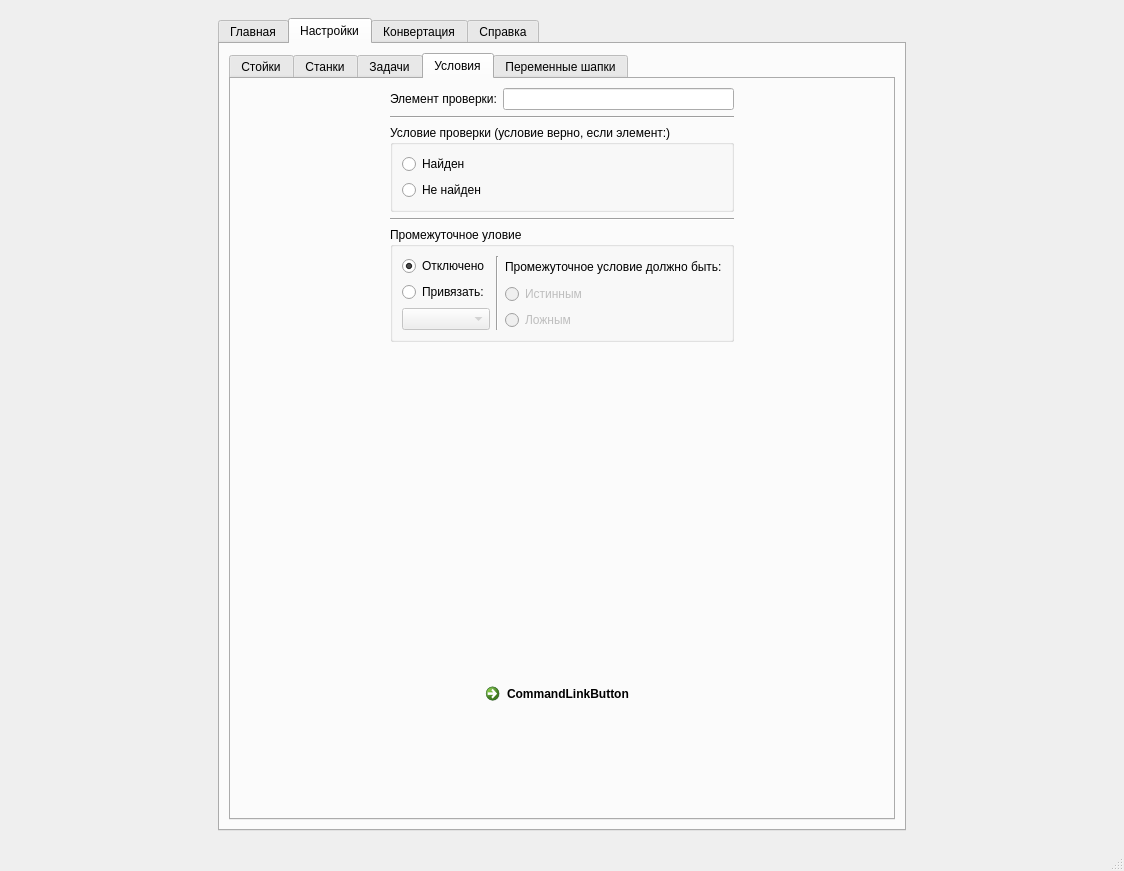
First picture: the form in docs/pyside2-designer/ui.ui, repository filthps/CNC-File-Parser, before the edit.
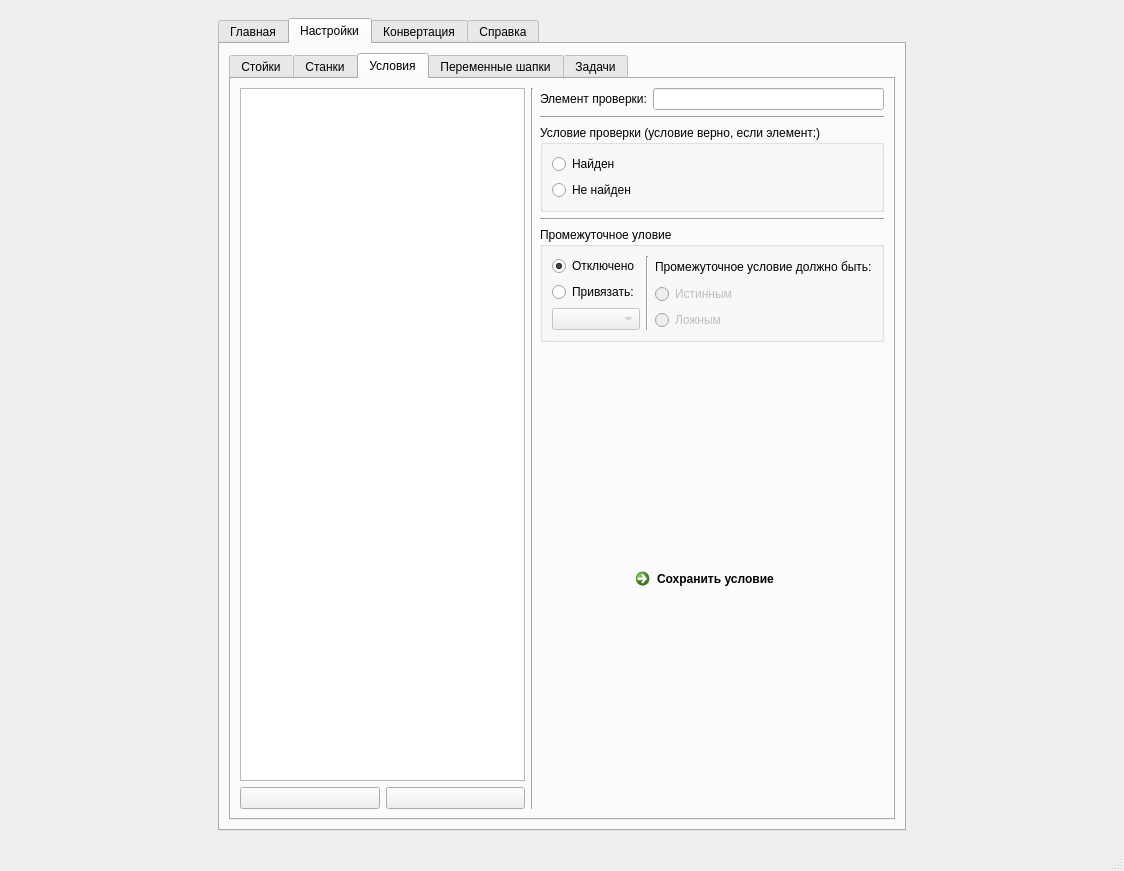
Second picture: the form after the edit. The open tabs and pages were chosen to show the change. Icons and pictures are not drawn.

Commit message: Интерфейс

Patch:
```diff
--- a/docs/pyside2-designer/ui.ui
+++ b/docs/pyside2-designer/ui.ui
@@ -232,13 +232,6 @@
                 <string>Стойки</string>
                </attribute>
                <layout class="QHBoxLayout" name="horizontalLayout_53">
-                <item>
-                 <widget class="Line" name="line">
-                  <property name="orientation">
-                   <enum>Qt::Vertical</enum>
-                  </property>
-                 </widget>
-                </item>
                 <item>
                  <layout class="QVBoxLayout" name="verticalLayout_43">
                   <item>
@@ -688,6 +681,488 @@
                 </item>
                </layout>
               </widget>
+              <widget class="QWidget" name="tab_7">
+               <attribute name="title">
+                <string>Условия</string>
+               </attribute>
+               <layout class="QHBoxLayout" name="horizontalLayout_63">
+                <item>
+                 <layout class="QVBoxLayout" name="verticalLayout_67">
+                  <item>
+                   <widget class="QListWidget" name="listWidget"/>
+                  </item>
+                  <item>
+                   <layout class="QHBoxLayout" name="horizontalLayout_64">
+                    <item>
+                     <widget class="QPushButton" name="add_button_3">
+                      <property name="text">
+                       <string/>
+                      </property>
+                     </widget>
+                    </item>
+                    <item>
+                     <widget class="QPushButton" name="remove_button_3">
+                      <property name="text">
+                       <string/>
+                      </property>
+                     </widget>
+                    </item>
+                   </layout>
+                  </item>
+                 </layout>
+                </item>
+                <item>
+                 <widget class="Line" name="line">
+                  <property name="orientation">
+                   <enum>Qt::Vertical</enum>
+                  </property>
+                 </widget>
+                </item>
+                <item>
+                 <layout class="QVBoxLayout" name="verticalLayout_68">
+                  <item>
+                   <layout class="QVBoxLayout" name="verticalLayout_66">
+                    <item>
+                     <layout class="QHBoxLayout" name="horizontalLayout_58">
+                      <item>
+                       <widget class="QLabel" name="label_36">
+                        <property name="text">
+                         <string>Элемент проверки:</string>
+                        </property>
+                       </widget>
+                      </item>
+                      <item>
+                       <widget class="QLineEdit" name="lineEdit_28"/>
+                      </item>
+                     </layout>
+                    </item>
+                    <item>
+                     <widget class="Line" name="line_20">
+                      <property name="orientation">
+                       <enum>Qt::Horizontal</enum>
+                      </property>
+                     </widget>
+                    </item>
+                    <item>
+                     <widget class="QGroupBox" name="groupBox_19">
+                      <property name="title">
+                       <string>Условие проверки (условие верно, если элемент:)</string>
+                      </property>
+                      <layout class="QVBoxLayout" name="verticalLayout_65">
+                       <item>
+                        <widget class="QRadioButton" name="radioButton_24">
+                         <property name="text">
+                          <string>Найден</string>
+                         </property>
+                        </widget>
+                       </item>
+                       <item>
+                        <widget class="QRadioButton" name="radioButton_25">
+                         <property name="text">
+                          <string>Не найден</string>
+                         </property>
+                        </widget>
+                       </item>
+                      </layout>
+                     </widget>
+                    </item>
+                    <item>
+                     <widget class="Line" name="line_21">
+                      <property name="orientation">
+                       <enum>Qt::Horizontal</enum>
+                      </property>
+                     </widget>
+                    </item>
+                    <item>
+                     <widget class="QGroupBox" name="groupBox_20">
+                      <property name="enabled">
+                       <bool>true</bool>
+                      </property>
+                      <property name="title">
+                       <string>Промежуточное уловие</string>
+                      </property>
+                      <layout class="QHBoxLayout" name="horizontalLayout_62">
+                       <item>
+                        <layout class="QVBoxLayout" name="verticalLayout_64">
+                         <item>
+                          <widget class="QRadioButton" name="radioButton_26">
+                           <property name="enabled">
+                            <bool>true</bool>
+                           </property>
+                           <property name="text">
+                            <string>Отключено</string>
+                           </property>
+                           <property name="checked">
+                            <bool>true</bool>
+                           </property>
+                          </widget>
+                         </item>
+                         <item>
+                          <layout class="QVBoxLayout" name="verticalLayout_61">
+                           <item>
+                            <widget class="QRadioButton" name="radioButton_27">
+                             <property name="text">
+                              <string>Привязать:</string>
+                             </property>
+                            </widget>
+                           </item>
+                           <item>
+                            <widget class="QComboBox" name="comboBox">
+                             <property name="enabled">
+                              <bool>false</bool>
+                             </property>
+                            </widget>
+                           </item>
+                          </layout>
+                         </item>
+                        </layout>
+                       </item>
+                       <item>
+                        <widget class="Line" name="line_29">
+                         <property name="orientation">
+                          <enum>Qt::Vertical</enum>
+                         </property>
+                        </widget>
+                       </item>
+                       <item>
+                        <layout class="QVBoxLayout" name="verticalLayout_63">
+                         <item>
+                          <widget class="QLabel" name="label_41">
+                           <property name="text">
+                            <string>Промежуточное условие должно быть:</string>
+                           </property>
+                          </widget>
+                         </item>
+                         <item>
+                          <widget class="QRadioButton" name="radioButton_29">
+                           <property name="enabled">
+                            <bool>false</bool>
+                           </property>
+                           <property name="text">
+                            <string>Истинным</string>
+                           </property>
+                          </widget>
+                         </item>
+                         <item>
+                          <widget class="QRadioButton" name="radioButton_30">
+                           <property name="enabled">
+                            <bool>false</bool>
+                           </property>
+                           <property name="text">
+                            <string>Ложным</string>
+                           </property>
+                          </widget>
+                         </item>
+                        </layout>
+                       </item>
+                      </layout>
+                     </widget>
+                    </item>
+                   </layout>
+                  </item>
+                  <item>
+                   <layout class="QVBoxLayout" name="verticalLayout_62">
+                    <item>
+                     <spacer name="verticalSpacer_25">
+                      <property name="orientation">
+                       <enum>Qt::Vertical</enum>
+                      </property>
+                      <property name="sizeHint" stdset="0">
+                       <size>
+                        <width>20</width>
+                        <height>40</height>
+                       </size>
+                      </property>
+                     </spacer>
+                    </item>
+                    <item>
+                     <layout class="QHBoxLayout" name="horizontalLayout_61">
+                      <item>
+                       <spacer name="horizontalSpacer_22">
+                        <property name="orientation">
+                         <enum>Qt::Horizontal</enum>
+                        </property>
+                        <property name="sizeHint" stdset="0">
+                         <size>
+                          <width>40</width>
+                          <height>20</height>
+                         </size>
+                        </property>
+                       </spacer>
+                      </item>
+                      <item>
+                       <widget class="QCommandLinkButton" name="commandLinkButton_9">
+                        <property name="text">
+                         <string>Сохранить условие</string>
+                        </property>
+                       </widget>
+                      </item>
+                      <item>
+                       <spacer name="horizontalSpacer_40">
+                        <property name="orientation">
+                         <enum>Qt::Horizontal</enum>
+                        </property>
+                        <property name="sizeHint" stdset="0">
+                         <size>
+                          <width>40</width>
+                          <height>20</height>
+                         </size>
+                        </property>
+                       </spacer>
+                      </item>
+                     </layout>
+                    </item>
+                    <item>
+                     <spacer name="verticalSpacer_26">
+                      <property name="orientation">
+                       <enum>Qt::Vertical</enum>
+                      </property>
+                      <property name="sizeHint" stdset="0">
+                       <size>
+                        <width>20</width>
+                        <height>40</height>
+                       </size>
+                      </property>
+                     </spacer>
+                    </item>
+                   </layout>
+                  </item>
+                 </layout>
+                </item>
+               </layout>
+              </widget>
+              <widget class="QWidget" name="tab_4">
+               <attribute name="title">
+                <string>Переменные шапки</string>
+               </attribute>
+               <layout class="QVBoxLayout" name="verticalLayout_42">
+                <item>
+                 <layout class="QHBoxLayout" name="horizontalLayout_48">
+                  <item>
+                   <layout class="QVBoxLayout" name="verticalLayout_36">
+                    <item>
+                     <widget class="QListWidget" name="add_var_list"/>
+                    </item>
+                    <item>
+                     <layout class="QHBoxLayout" name="horizontalLayout_45">
+                      <item>
+                       <widget class="QPushButton" name="add_button_2">
+                        <property name="text">
+                         <string/>
+                        </property>
+                       </widget>
+                      </item>
+                      <item>
+                       <widget class="QPushButton" name="remove_button_2">
+                        <property name="text">
+                         <string/>
+                        </property>
+                       </widget>
+                      </item>
+                     </layout>
+                    </item>
+                   </layout>
+                  </item>
+                  <item>
+                   <widget class="Line" name="line_19">
+                    <property name="orientation">
+                     <enum>Qt::Vertical</enum>
+                    </property>
+                   </widget>
+                  </item>
+                  <item>
+                   <layout class="QVBoxLayout" name="verticalLayout_41">
+                    <item>
+                     <layout class="QHBoxLayout" name="horizontalLayout_25">
+                      <item>
+                       <widget class="QLabel" name="label_35">
+                        <property name="text">
+                         <string>Имя для сохранения:</string>
+                        </property>
+                       </widget>
+                      </item>
+                      <item>
+                       <widget class="QLineEdit" name="var_name_to_save"/>
+                      </item>
+                     </layout>
+                    </item>
+                    <item>
+                     <widget class="Line" name="line_28">
+                      <property name="orientation">
+                       <enum>Qt::Horizontal</enum>
+                      </property>
+                     </widget>
+                    </item>
+                    <item>
+                     <widget class="QGroupBox" name="groupBox_17">
+                      <property name="title">
+                       <string>Поиск в файле</string>
+                      </property>
+                      <layout class="QVBoxLayout" name="verticalLayout_51">
+                       <item>
+                        <layout class="QHBoxLayout" name="horizontalLayout_57">
+                         <item>
+                          <widget class="QLabel" name="label_32">
+                           <property name="text">
+                            <string>Имя:</string>
+                           </property>
+                          </widget>
+                         </item>
+                         <item>
+                          <widget class="QLineEdit" name="var_name_to_find"/>
+                         </item>
+                        </layout>
+                       </item>
+                       <item>
+                        <layout class="QHBoxLayout" name="horizontalLayout_55">
+                         <item>
+                          <widget class="QLabel" name="label_38">
+                           <property name="text">
+                            <string>Разделитель:</string>
+                           </property>
+                          </widget>
+                         </item>
+                         <item>
+                          <widget class="QLineEdit" name="var_name_sep"/>
+                         </item>
+                        </layout>
+                       </item>
+                      </layout>
+                     </widget>
+                    </item>
+                    <item>
+                     <widget class="QGroupBox" name="groupBox_18">
+                      <property name="title">
+                       <string>Отбор значения</string>
+                      </property>
+                      <layout class="QVBoxLayout" name="verticalLayout_50">
+                       <item>
+                        <widget class="QRadioButton" name="var_delect_all">
+                         <property name="text">
+                          <string>Всё как есть</string>
+                         </property>
+                         <property name="checked">
+                          <bool>true</bool>
+                         </property>
+                        </widget>
+                       </item>
+                       <item>
+                        <widget class="QRadioButton" name="var_delect_digits">
+                         <property name="text">
+                          <string>Взять только цифры</string>
+                         </property>
+                        </widget>
+                       </item>
+                       <item>
+                        <widget class="QRadioButton" name="var_delect_w">
+                         <property name="text">
+                          <string>Взять только буквы</string>
+                         </property>
+                        </widget>
+                       </item>
+                       <item>
+                        <layout class="QVBoxLayout" name="verticalLayout_49">
+                         <item>
+                          <widget class="QRadioButton" name="radioButton_28">
+                           <property name="text">
+                            <string>Сложный отбор: *</string>
+                           </property>
+                          </widget>
+                         </item>
+                         <item>
+                          <widget class="QLineEdit" name="lineEdit_26">
+                           <property name="enabled">
+                            <bool>false</bool>
+                           </property>
+                          </widget>
+                         </item>
+                         <item>
+                          <layout class="QHBoxLayout" name="horizontalLayout_47">
+                           <item>
+                            <spacer name="horizontalSpacer_11">
+                             <property name="orientation">
+                              <enum>Qt::Horizontal</enum>
+                             </property>
+                             <property name="sizeHint" stdset="0">
+                              <size>
+                               <width>18</width>
+                               <height>20</height>
+                              </size>
+                             </property>
+                            </spacer>
+                           </item>
+                           <item>
+                            <widget class="QLabel" name="label_39">
+                             <property name="font">
+                              <font>
+                               <pointsize>7</pointsize>
+                              </font>
+                             </property>
+                             <property name="contextMenuPolicy">
+                              <enum>Qt::CustomContextMenu</enum>
+                             </property>
+                             <property name="text">
+                              <string>*см справку!</string>
+                             </property>
+                            </widget>
+                           </item>
+                          </layout>
+                         </item>
+                        </layout>
+                       </item>
+                      </layout>
+                     </widget>
+                    </item>
+                    <item>
+                     <widget class="QGroupBox" name="groupBox_16">
+                      <property name="title">
+                       <string>Если переменная не найдена</string>
+                      </property>
+                      <layout class="QVBoxLayout" name="verticalLayout_53">
+                       <item>
+                        <widget class="QRadioButton" name="var_isnotexists_nothing">
+                         <property name="text">
+                          <string>Ничего не ставить</string>
+                         </property>
+                         <property name="checked">
+                          <bool>true</bool>
+                         </property>
+                        </widget>
+                       </item>
+                       <item>
+                        <layout class="QVBoxLayout" name="verticalLayout_52">
+                         <item>
+                          <widget class="QRadioButton" name="var_isnotexists_setval">
+                           <property name="text">
+                            <string>Вставить это значение:</string>
+                           </property>
+                          </widget>
+                         </item>
+                         <item>
+                          <widget class="QLineEdit" name="lineEdit_25">
+                           <property name="enabled">
+                            <bool>false</bool>
+                           </property>
+                          </widget>
+                         </item>
+                        </layout>
+                       </item>
+                       <item>
+                        <widget class="QRadioButton" name="var_isnotexists_abort">
+                         <property name="text">
+                          <string>Прервать задачу</string>
+                         </property>
+                        </widget>
+                       </item>
+                      </layout>
+                     </widget>
+                    </item>
+                   </layout>
+                  </item>
+                 </layout>
+                </item>
+               </layout>
+              </widget>
               <widget class="QWidget" name="tab">
                <attribute name="title">
                 <string>Задачи</string>
@@ -2758,499 +3233,6 @@
                 </item>
                </layout>
               </widget>
-              <widget class="QWidget" name="tab_7">
-               <attribute name="title">
-                <string>Условия</string>
-               </attribute>
-               <layout class="QVBoxLayout" name="verticalLayout_68">
-                <item>
-                 <layout class="QVBoxLayout" name="verticalLayout_67">
-                  <item>
-                   <layout class="QHBoxLayout" name="horizontalLayout_63">
-                    <item>
-                     <spacer name="horizontalSpacer_41">
-                      <property name="orientation">
-                       <enum>Qt::Horizontal</enum>
-                      </property>
-                      <property name="sizeHint" stdset="0">
-                       <size>
-                        <width>40</width>
-                        <height>20</height>
-                       </size>
-                      </property>
-                     </spacer>
-                    </item>
-                    <item>
-                     <layout class="QVBoxLayout" name="verticalLayout_66">
-                      <item>
-                       <layout class="QHBoxLayout" name="horizontalLayout_58">
-                        <item>
-                         <widget class="QLabel" name="label_36">
-                          <property name="text">
-                           <string>Элемент проверки:</string>
-                          </property>
-                         </widget>
-                        </item>
-                        <item>
-                         <widget class="QLineEdit" name="lineEdit_28"/>
-                        </item>
-                       </layout>
-                      </item>
-                      <item>
-                       <widget class="Line" name="line_20">
-                        <property name="orientation">
-                         <enum>Qt::Horizontal</enum>
-                        </property>
-                       </widget>
-                      </item>
-                      <item>
-                       <widget class="QGroupBox" name="groupBox_19">
-                        <property name="title">
-                         <string>Условие проверки (условие верно, если элемент:)</string>
-                        </property>
-                        <layout class="QVBoxLayout" name="verticalLayout_65">
-                         <item>
-                          <widget class="QRadioButton" name="radioButton_24">
-                           <property name="text">
-                            <string>Найден</string>
-                           </property>
-                          </widget>
-                         </item>
-                         <item>
-                          <widget class="QRadioButton" name="radioButton_25">
-                           <property name="text">
-                            <string>Не найден</string>
-                           </property>
-                          </widget>
-                         </item>
-                        </layout>
-                       </widget>
-                      </item>
-                      <item>
-                       <widget class="Line" name="line_21">
-                        <property name="orientation">
-                         <enum>Qt::Horizontal</enum>
-                        </property>
-                       </widget>
-                      </item>
-                      <item>
-                       <widget class="QGroupBox" name="groupBox_20">
-                        <property name="enabled">
-                         <bool>true</bool>
-                        </property>
-                        <property name="title">
-                         <string>Промежуточное уловие</string>
-                        </property>
-                        <layout class="QHBoxLayout" name="horizontalLayout_62">
-                         <item>
-                          <layout class="QVBoxLayout" name="verticalLayout_64">
-                           <item>
-                            <widget class="QRadioButton" name="radioButton_26">
-                             <property name="enabled">
-                              <bool>true</bool>
-                             </property>
-                             <property name="text">
-                              <string>Отключено</string>
-                             </property>
-                             <property name="checked">
-                              <bool>true</bool>
-                             </property>
-                            </widget>
-                           </item>
-                           <item>
-                            <layout class="QVBoxLayout" name="verticalLayout_61">
-                             <item>
-                              <widget class="QRadioButton" name="radioButton_27">
-                               <property name="text">
-                                <string>Привязать:</string>
-                               </property>
-                              </widget>
-                             </item>
-                             <item>
-                              <widget class="QComboBox" name="comboBox">
-                               <property name="enabled">
-                                <bool>false</bool>
-                               </property>
-                              </widget>
-                             </item>
-                            </layout>
-                           </item>
-                          </layout>
-                         </item>
-                         <item>
-                          <widget class="Line" name="line_29">
-                           <property name="orientation">
-                            <enum>Qt::Vertical</enum>
-                           </property>
-                          </widget>
-                         </item>
-                         <item>
-                          <layout class="QVBoxLayout" name="verticalLayout_63">
-                           <item>
-                            <widget class="QLabel" name="label_41">
-                             <property name="text">
-                              <string>Промежуточное условие должно быть:</string>
-                             </property>
-                            </widget>
-                           </item>
-                           <item>
-                            <widget class="QRadioButton" name="radioButton_29">
-                             <property name="enabled">
-                              <bool>false</bool>
-                             </property>
-                             <property name="text">
-                              <string>Истинным</string>
-                             </property>
-                            </widget>
-                           </item>
-                           <item>
-                            <widget class="QRadioButton" name="radioButton_30">
-                             <property name="enabled">
-                              <bool>false</bool>
-                             </property>
-                             <property name="text">
-                              <string>Ложным</string>
-                             </property>
-                            </widget>
-                           </item>
-                          </layout>
-                         </item>
-                        </layout>
-                       </widget>
-                      </item>
-                     </layout>
-                    </item>
-                    <item>
-                     <spacer name="horizontalSpacer_60">
-                      <property name="orientation">
-                       <enum>Qt::Horizontal</enum>
-                      </property>
-                      <property name="sizeHint" stdset="0">
-                       <size>
-                        <width>40</width>
-                        <height>20</height>
-                       </size>
-                      </property>
-                     </spacer>
-                    </item>
-                   </layout>
-                  </item>
-                  <item>
-                   <spacer name="verticalSpacer_27">
-                    <property name="orientation">
-                     <enum>Qt::Vertical</enum>
-                    </property>
-                    <property name="sizeHint" stdset="0">
-                     <size>
-                      <width>20</width>
-                      <height>40</height>
-                     </size>
-                    </property>
-                   </spacer>
-                  </item>
-                  <item>
-                   <layout class="QVBoxLayout" name="verticalLayout_62">
-                    <item>
-                     <spacer name="verticalSpacer_25">
-                      <property name="orientation">
-                       <enum>Qt::Vertical</enum>
-                      </property>
-                      <property name="sizeHint" stdset="0">
-                       <size>
-                        <width>20</width>
-                        <height>40</height>
-                       </size>
-                      </property>
-                     </spacer>
-                    </item>
-                    <item>
-                     <layout class="QHBoxLayout" name="horizontalLayout_61">
-                      <item>
-                       <spacer name="horizontalSpacer_22">
-                        <property name="orientation">
-                         <enum>Qt::Horizontal</enum>
-                        </property>
-                        <property name="sizeHint" stdset="0">
-                         <size>
-                          <width>40</width>
-                          <height>20</height>
-                         </size>
-                        </property>
-                       </spacer>
-                      </item>
-                      <item>
-                       <widget class="QCommandLinkButton" name="commandLinkButton_9">
-                        <property name="text">
-                         <string>CommandLinkButton</string>
-                        </property>
-                       </widget>
-                      </item>
-                      <item>
-                       <spacer name="horizontalSpacer_40">
-                        <property name="orientation">
-                         <enum>Qt::Horizontal</enum>
-                        </property>
-                        <property name="sizeHint" stdset="0">
-                         <size>
-                          <width>40</width>
-                          <height>20</height>
-                         </size>
-                        </property>
-                       </spacer>
-                      </item>
-                     </layout>
-                    </item>
-                    <item>
-                     <spacer name="verticalSpacer_26">
-                      <property name="orientation">
-                       <enum>Qt::Vertical</enum>
-                      </property>
-                      <property name="sizeHint" stdset="0">
-                       <size>
-                        <width>20</width>
-                        <height>40</height>
-                       </size>
-                      </property>
-                     </spacer>
-                    </item>
-                   </layout>
-                  </item>
-                 </layout>
-                </item>
-               </layout>
-              </widget>
-              <widget class="QWidget" name="tab_4">
-               <attribute name="title">
-                <string>Переменные шапки</string>
-               </attribute>
-               <layout class="QVBoxLayout" name="verticalLayout_42">
-                <item>
-                 <layout class="QHBoxLayout" name="horizontalLayout_48">
-                  <item>
-                   <layout class="QVBoxLayout" name="verticalLayout_36">
-                    <item>
-                     <widget class="QListWidget" name="add_var_list"/>
-                    </item>
-                    <item>
-                     <layout class="QHBoxLayout" name="horizontalLayout_45">
-                      <item>
-                       <widget class="QPushButton" name="add_button_2">
-                        <property name="text">
-                         <string/>
-                        </property>
-                       </widget>
-                      </item>
-                      <item>
-                       <widget class="QPushButton" name="remove_button_2">
-                        <property name="text">
-                         <string/>
-                        </property>
-                       </widget>
-                      </item>
-                     </layout>
-                    </item>
-                   </layout>
-                  </item>
-                  <item>
-                   <widget class="Line" name="line_19">
-                    <property name="orientation">
-                     <enum>Qt::Vertical</enum>
-                    </property>
-                   </widget>
-                  </item>
-                  <item>
-                   <layout class="QVBoxLayout" name="verticalLayout_41">
-                    <item>
-                     <layout class="QHBoxLayout" name="horizontalLayout_25">
-                      <item>
-                       <widget class="QLabel" name="label_35">
-                        <property name="text">
-                         <string>Имя для сохранения:</string>
-                        </property>
-                       </widget>
-                      </item>
-                      <item>
-                       <widget class="QLineEdit" name="var_name_to_save"/>
-                      </item>
-                     </layout>
-                    </item>
-                    <item>
-                     <widget class="Line" name="line_28">
-                      <property name="orientation">
-                       <enum>Qt::Horizontal</enum>
-                      </property>
-                     </widget>
-                    </item>
-                    <item>
-                     <widget class="QGroupBox" name="groupBox_17">
-                      <property name="title">
-                       <string>Поиск в файле</string>
-                      </property>
-                      <layout class="QVBoxLayout" name="verticalLayout_51">
-                       <item>
-                        <layout class="QHBoxLayout" name="horizontalLayout_57">
-                         <item>
-                          <widget class="QLabel" name="label_32">
-                           <property name="text">
-                            <string>Имя:</string>
-                           </property>
-                          </widget>
-                         </item>
-                         <item>
-                          <widget class="QLineEdit" name="var_name_to_find"/>
-                         </item>
-                        </layout>
-                       </item>
-                       <item>
-                        <layout class="QHBoxLayout" name="horizontalLayout_55">
-                         <item>
-                          <widget class="QLabel" name="label_38">
-                           <property name="text">
-                            <string>Разделитель:</string>
-                           </property>
-                          </widget>
-                         </item>
-                         <item>
-                          <widget class="QLineEdit" name="var_name_sep"/>
-                         </item>
-                        </layout>
-                       </item>
-                      </layout>
-                     </widget>
-                    </item>
-                    <item>
-                     <widget class="QGroupBox" name="groupBox_18">
-                      <property name="title">
-                       <string>Отбор значения</string>
-                      </property>
-                      <layout class="QVBoxLayout" name="verticalLayout_50">
-                       <item>
-                        <widget class="QRadioButton" name="var_delect_all">
-                         <property name="text">
-                          <string>Всё как есть</string>
-                         </property>
-                         <property name="checked">
-                          <bool>true</bool>
-                         </property>
-                        </widget>
-                       </item>
-                       <item>
-                        <widget class="QRadioButton" name="var_delect_digits">
-                         <property name="text">
-                          <string>Взять только цифры</string>
-                         </property>
-                        </widget>
-                       </item>
-                       <item>
-                        <widget class="QRadioButton" name="var_delect_w">
-                         <property name="text">
-                          <string>Взять только буквы</string>
-                         </property>
-                        </widget>
-                       </item>
-                       <item>
-                        <layout class="QVBoxLayout" name="verticalLayout_49">
-                         <item>
-                          <widget class="QRadioButton" name="radioButton_28">
-                           <property name="text">
-                            <string>Сложный отбор: *</string>
-                           </property>
-                          </widget>
-                         </item>
-                         <item>
-                          <widget class="QLineEdit" name="lineEdit_26">
-                           <property name="enabled">
-                            <bool>false</bool>
-                           </property>
-                          </widget>
-                         </item>
-                         <item>
-                          <layout class="QHBoxLayout" name="horizontalLayout_47">
-                           <item>
-                            <spacer name="horizontalSpacer_11">
-                             <property name="orientation">
-                              <enum>Qt::Horizontal</enum>
-                             </property>
-                             <property name="sizeHint" stdset="0">
-                              <size>
-                               <width>18</width>
-                               <height>20</height>
-                              </size>
-                             </property>
-                            </spacer>
-                           </item>
-                           <item>
-                            <widget class="QLabel" name="label_39">
-                             <property name="font">
-                              <font>
-                               <pointsize>7</pointsize>
-                              </font>
-                             </property>
-                             <property name="contextMenuPolicy">
-                              <enum>Qt::CustomContextMenu</enum>
-                             </property>
-                             <property name="text">
-                              <string>*см справку!</string>
-                             </property>
-                            </widget>
-                           </item>
-                          </layout>
-                         </item>
-                        </layout>
-                       </item>
-                      </layout>
-                     </widget>
-                    </item>
-                    <item>
-                     <widget class="QGroupBox" name="groupBox_16">
-                      <property name="title">
-                       <string>Если переменная не найдена</string>
-                      </property>
-                      <layout class="QVBoxLayout" name="verticalLayout_53">
-                       <item>
-                        <widget class="QRadioButton" name="var_isnotexists_nothing">
-                         <property name="text">
-                          <string>Ничего не ставить</string>
-                         </property>
-                         <property name="checked">
-                          <bool>true</bool>
-                         </property>
-                        </widget>
-                       </item>
-                       <item>
-                        <layout class="QVBoxLayout" name="verticalLayout_52">
-                         <item>
-                          <widget class="QRadioButton" name="var_isnotexists_setval">
-                           <property name="text">
-                            <string>Вставить это значение:</string>
-                           </property>
-                          </widget>
-                         </item>
-                         <item>
-                          <widget class="QLineEdit" name="lineEdit_25">
-                           <property name="enabled">
-                            <bool>false</bool>
-                           </property>
-                          </widget>
-                         </item>
-                        </layout>
-                       </item>
-                       <item>
-                        <widget class="QRadioButton" name="var_isnotexists_abort">
-                         <property name="text">
-                          <string>Прервать задачу</string>
-                         </property>
-                        </widget>
-                       </item>
-                      </layout>
-                     </widget>
-                    </item>
-                   </layout>
-                  </item>
-                 </layout>
-                </item>
-               </layout>
-              </widget>
              </widget>
             </item>
            </layout>
```
Left out of the diff: 2 changed lines with no effect on the pictures. The commit also changes 6 other files.
